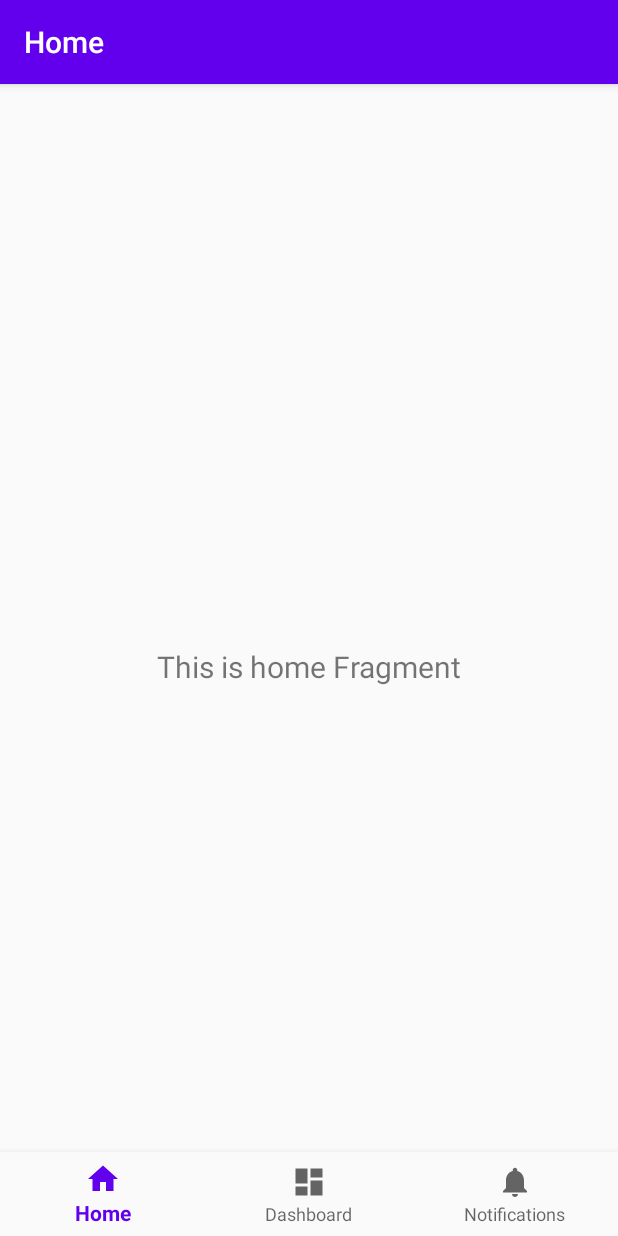
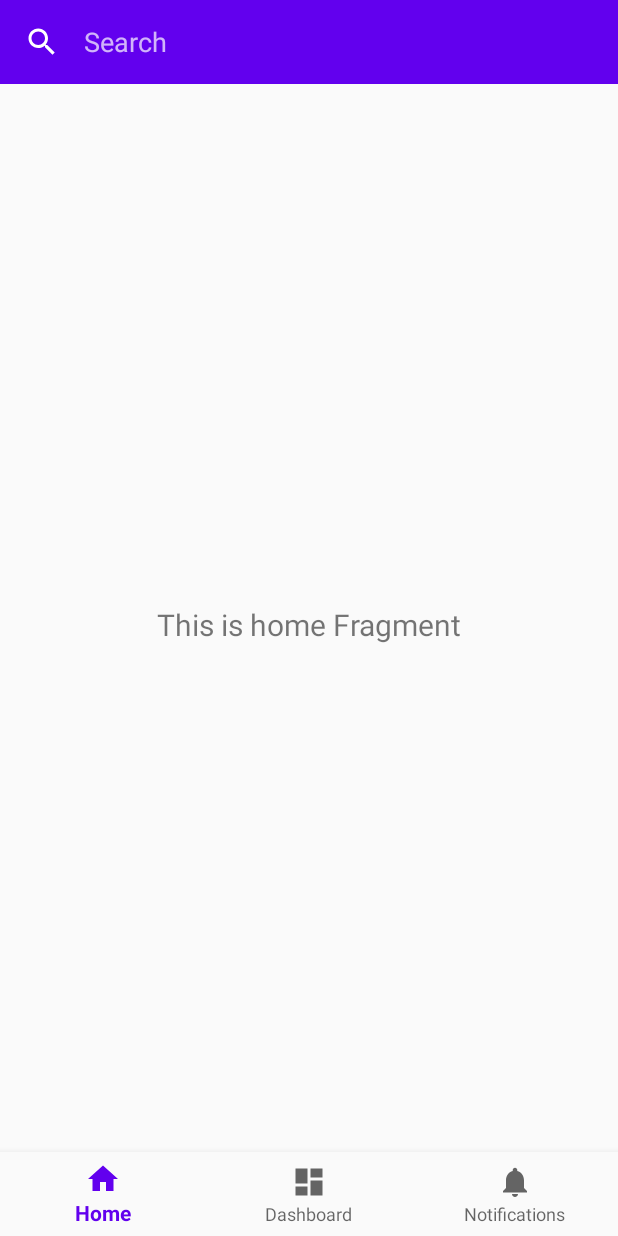
Before and after one commit to ovso/SDKSearch, an Android app: the screen it shows after launch (MainActivity), on a phone screen of 412 x 824 dp. Run offline under Robolectric (Android 15) with nearby library versions, the phone set to English and light mode, and no system bars; our stand-ins replace navigation-ui.

Commit message:
feat: Implement custom search view

```diff
--- a/app/build.gradle.kts
+++ b/app/build.gradle.kts
@@ -111,6 +111,8 @@ dependencies {
     implementation("com.jakewharton.timber:timber:4.7.1")
     implementation("com.orhanobut:logger:2.2.0")
 
+    // search
+    implementation("com.github.Ferfalk:SimpleSearchView:0.1.5")
 
     testImplementation("junit:junit:4.13")
     androidTestImplementation("androidx.test.ext:junit:1.1.1")
--- a/app/src/main/java/io/github/ovso/sdksearch/ui/main/MainActivity.kt
+++ b/app/src/main/java/io/github/ovso/sdksearch/ui/main/MainActivity.kt
@@ -1,6 +1,7 @@
 package io.github.ovso.sdksearch.ui.main
 
 import android.os.Bundle
+import android.view.View.FOCUS_UP
 import androidx.appcompat.app.AppCompatActivity
 import androidx.navigation.findNavController
 import androidx.navigation.ui.AppBarConfiguration
@@ -8,12 +9,17 @@ import androidx.navigation.ui.setupActionBarWithNavController
 import androidx.navigation.ui.setupWithNavController
 import com.google.android.material.bottomnavigation.BottomNavigationView
 import io.github.ovso.sdksearch.R
+import kotlinx.android.synthetic.main.activity_main.*
 
 class MainActivity : AppCompatActivity() {
 
     override fun onCreate(savedInstanceState: Bundle?) {
         super.onCreate(savedInstanceState)
         setContentView(R.layout.activity_main)
+        supportActionBar?.hide()
+
+//        setSupportActionBar(toolbar_main)
+//        toolbar_main.inflateMenu(R.menu.options_menu)
         val navView: BottomNavigationView = findViewById(R.id.nav_view)
 
         val navController = findNavController(R.id.nav_host_fragment)
--- /dev/null
+++ b/app/src/main/res/drawable/ic_clear.xml
@@ -0,0 +1,5 @@
+<vector android:height="24dp" android:tint="#FFFFFF"
+    android:viewportHeight="24" android:viewportWidth="24"
+    android:width="24dp" xmlns:android="http://schemas.android.com/apk/res/android">
+    <path android:fillColor="@android:color/white" android:pathData="M19,6.41L17.59,5 12,10.59 6.41,5 5,6.41 10.59,12 5,17.59 6.41,19 12,13.41 17.59,19 19,17.59 13.41,12z"/>
+</vector>
--- /dev/null
+++ b/app/src/main/res/drawable/ic_search.xml
@@ -0,0 +1,9 @@
+<vector xmlns:android="http://schemas.android.com/apk/res/android"
+    android:width="24dp"
+    android:height="24dp"
+    android:viewportWidth="24"
+    android:viewportHeight="24">
+    <path
+        android:fillColor="@android:color/white"
+        android:pathData="M15.5,14h-0.79l-0.28,-0.27C15.41,12.59 16,11.11 16,9.5 16,5.91 13.09,3 9.5,3S3,5.91 3,9.5 5.91,16 9.5,16c1.61,0 3.09,-0.59 4.23,-1.57l0.27,0.28v0.79l5,4.99L20.49,19l-4.99,-5zM9.5,14C7.01,14 5,11.99 5,9.5S7.01,5 9.5,5 14,7.01 14,9.5 11.99,14 9.5,14z" />
+</vector>
--- a/app/src/main/res/layout/activity_main.xml
+++ b/app/src/main/res/layout/activity_main.xml
@@ -5,6 +5,7 @@
     android:layout_width="match_parent"
     android:layout_height="match_parent">
     <!--android:paddingTop="?attr/actionBarSize"-->
+
     <com.google.android.material.bottomnavigation.BottomNavigationView
         android:id="@+id/nav_view"
         android:layout_width="0dp"
@@ -21,8 +22,56 @@
         android:id="@+id/nav_host_fragment"
         android:name="androidx.navigation.fragment.NavHostFragment"
         android:layout_width="match_parent"
-        android:layout_height="match_parent"
+        android:layout_height="0dp"
         app:defaultNavHost="true"
+        app:layout_constraintBottom_toTopOf="@id/nav_view"
+        app:layout_constraintEnd_toEndOf="parent"
+        app:layout_constraintStart_toStartOf="parent"
+        app:layout_constraintTop_toBottomOf="@id/cl_main_search_container"
         app:navGraph="@navigation/mobile_navigation" />
 
+    <androidx.constraintlayout.widget.ConstraintLayout
+        android:id="@+id/cl_main_search_container"
+        android:layout_width="match_parent"
+        android:layout_height="?actionBarSize"
+        android:background="@color/colorPrimary"
+        app:layout_constraintEnd_toEndOf="parent"
+        app:layout_constraintStart_toStartOf="parent"
+        app:layout_constraintTop_toTopOf="parent">
+
+        <androidx.appcompat.widget.AppCompatImageView
+            android:id="@+id/iv_main_search_icon"
+            android:layout_width="?actionBarSize"
+            android:layout_height="?actionBarSize"
+            android:scaleType="center"
+            app:layout_constraintBottom_toBottomOf="parent"
+            app:layout_constraintStart_toStartOf="parent"
+            app:layout_constraintTop_toTopOf="parent"
+            app:srcCompat="@drawable/ic_search" />
+
+        <androidx.appcompat.widget.AppCompatEditText
+            android:id="@+id/et_main_search"
+            android:layout_width="0dp"
+            android:layout_height="0dp"
+            android:background="@android:color/transparent"
+            android:hint="@string/main_search_hint"
+            android:maxLines="1"
+            android:textColorHint="@color/colorSearchHint"
+            app:layout_constraintBottom_toBottomOf="parent"
+            app:layout_constraintEnd_toStartOf="@+id/iv_main_search_clear"
+            app:layout_constraintStart_toEndOf="@+id/iv_main_search_icon"
+            app:layout_constraintTop_toTopOf="parent" />
+
+        <androidx.appcompat.widget.AppCompatImageView
+            android:id="@+id/iv_main_search_clear"
+            android:layout_width="?actionBarSize"
+            android:layout_height="?actionBarSize"
+            android:scaleType="center"
+            android:visibility="invisible"
+            app:layout_constraintBottom_toBottomOf="parent"
+            app:layout_constraintEnd_toEndOf="parent"
+            app:layout_constraintTop_toTopOf="parent"
+            app:srcCompat="@drawable/ic_clear" />
+
+    </androidx.constraintlayout.widget.ConstraintLayout>
 </androidx.constraintlayout.widget.ConstraintLayout>
--- a/app/src/main/res/values/colors.xml
+++ b/app/src/main/res/values/colors.xml
@@ -3,4 +3,5 @@
     <color name="colorPrimary">#6200EE</color>
     <color name="colorPrimaryDark">#3700B3</color>
     <color name="colorAccent">#03DAC5</color>
+    <color name="colorSearchHint">#B4FFFFFF</color>
 </resources>
--- a/app/src/main/res/values/strings.xml
+++ b/app/src/main/res/values/strings.xml
@@ -5,4 +5,5 @@
     <string name="title_notifications">Notifications</string>
     <!-- TODO: Remove or change this placeholder text -->
     <string name="hello_blank_fragment">Hello blank fragment</string>
+    <string name="main_search_hint">Search</string>
 </resources>
--- a/app/src/main/res/values/styles.xml
+++ b/app/src/main/res/values/styles.xml
@@ -6,5 +6,11 @@
         <item name="colorPrimaryDark">@color/colorPrimaryDark</item>
         <item name="colorAccent">@color/colorAccent</item>
     </style>
+    <style name="AppTheme.NoActionBar" parent="Theme.AppCompat.Light.NoActionBar">
+        <!-- Customize your theme here. -->
+        <item name="colorPrimary">@color/colorPrimary</item>
+        <item name="colorPrimaryDark">@color/colorPrimaryDark</item>
+        <item name="colorAccent">@color/colorAccent</item>
+    </style>
 
 </resources>
```
